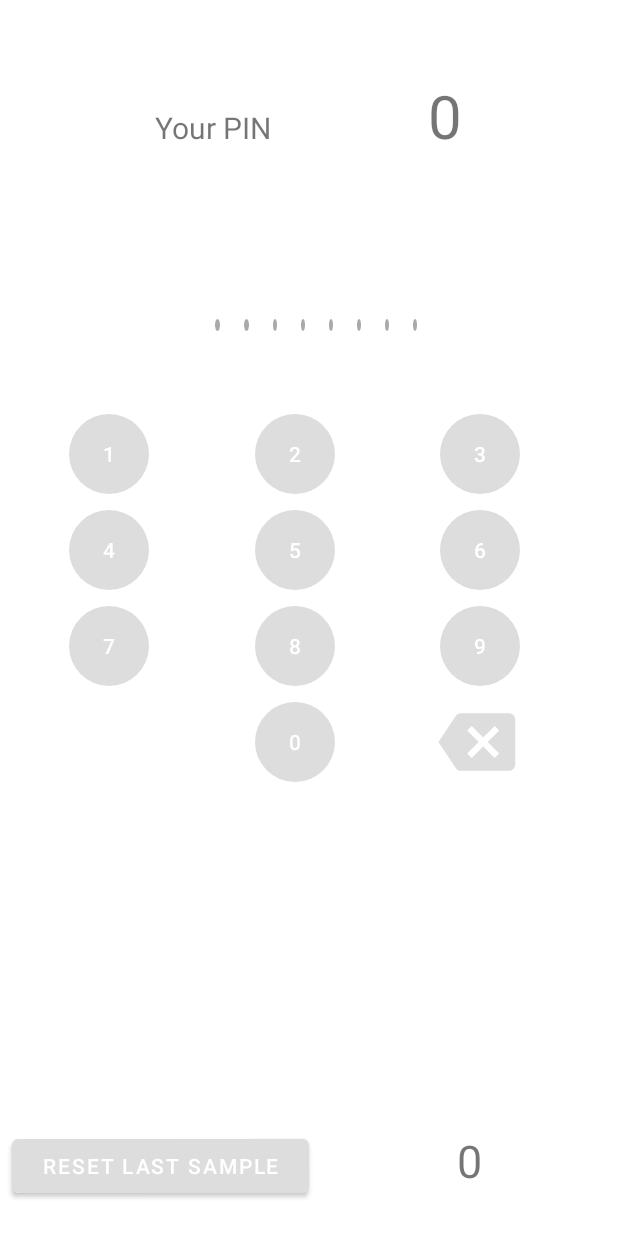
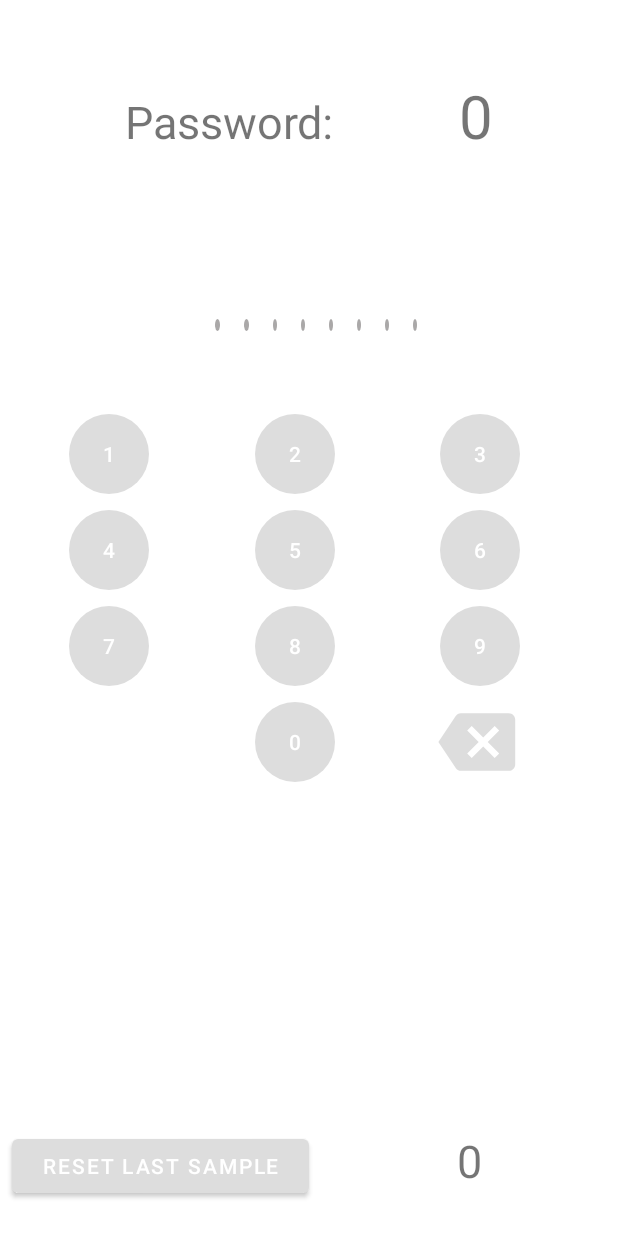
Before and after one commit to sidneyaguirre/bioauthentication, an Android app: the LockActivity screen opened directly, with no data from a screen before it, on a phone screen of 412 x 824 dp. Run offline under Robolectric (Android 15) with nearby library versions, the phone set to English and light mode, and no system bars; our stand-ins replace Firebase (no records; nobody signed in at launch, a user with empty details on screens opened directly); 2 statements that could not run were skipped.

Commit message:
Fix text

```diff
--- a/app/src/main/res/layout/activity_lock.xml
+++ b/app/src/main/res/layout/activity_lock.xml
@@ -21,8 +21,8 @@
             android:layout_width="wrap_content"
             android:layout_height="wrap_content"
             android:layout_weight="1"
-            android:text="Your PIN"
-            android:textSize="20sp" />
+            android:text="Password:"
+            android:textSize="30sp" />
 
         <TextView
             android:id="@+id/textPassword"
```
Also changed, not shown: app/src/main/res/layout/pattern_activity.xml (+4 -5 lines).
